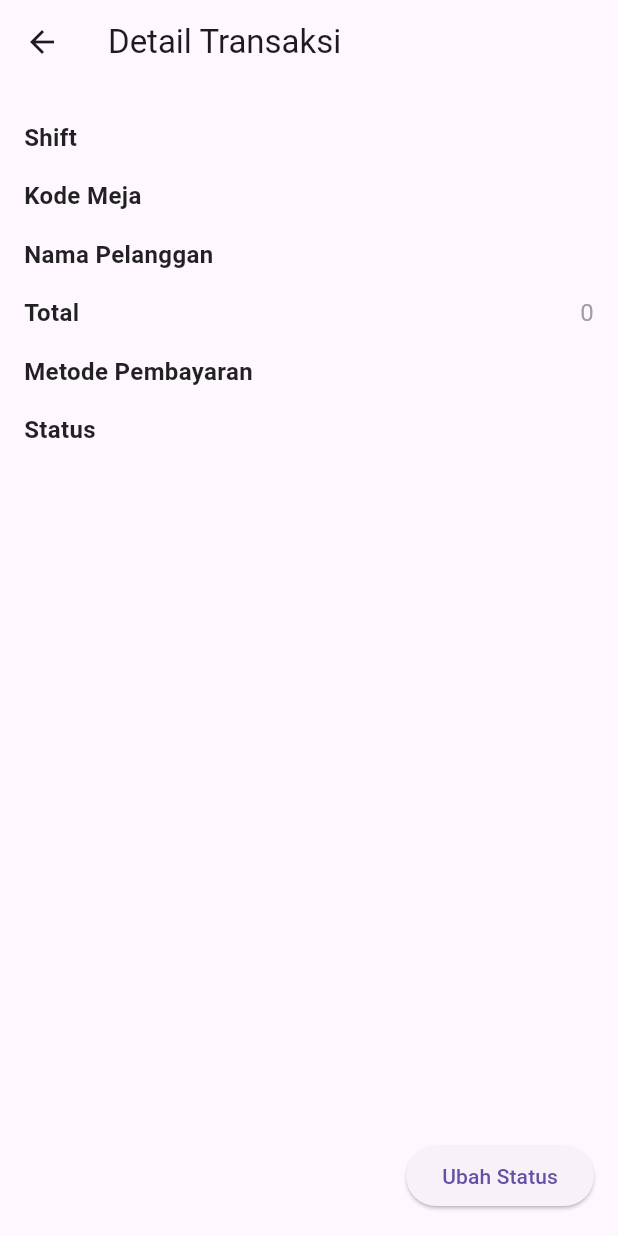
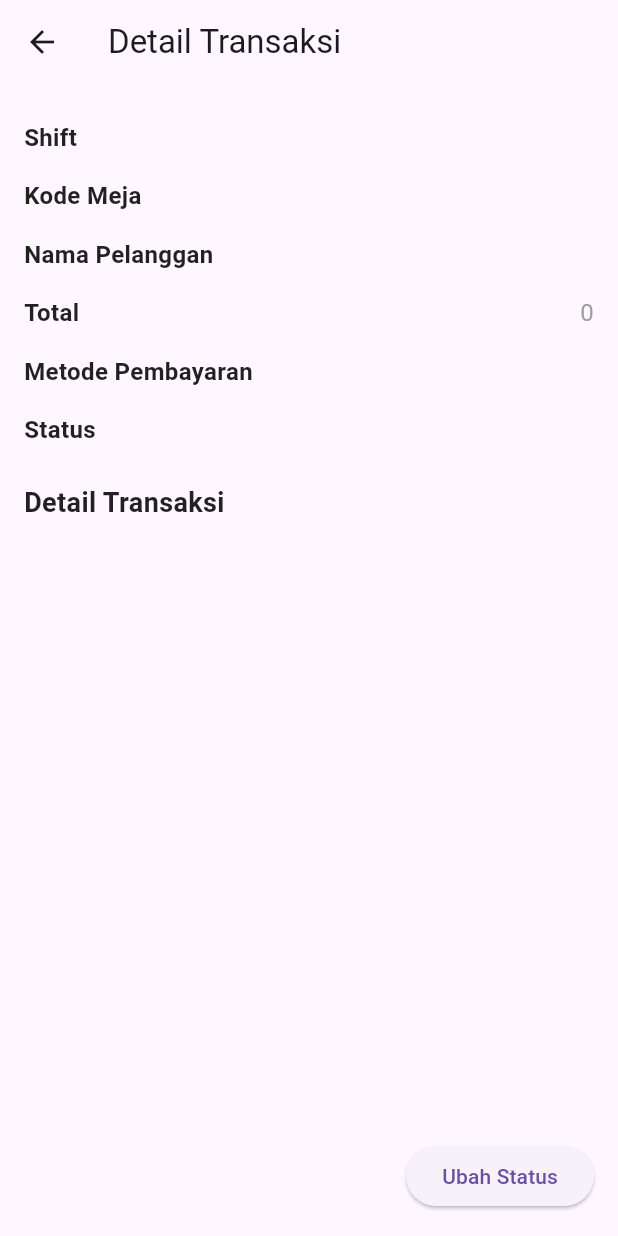
Before and after one commit to PinKevin/WII-FIX, a Flutter app: the TransactionDetailPage screen opened directly with empty values, on a phone screen of 412 x 824 dp. Run offline on Flutter 3.47's test engine with Material 3 defaults, Android fonts, the phone set to English and light mode, and no system bars; our stand-ins replace shared_preferences, supabase_flutter; accounts and stored records are empty.

Commit message:
Fix detail transaksi

```diff
--- a/lib/screens/order_detail.dart
+++ b/lib/screens/order_detail.dart
@@ -1,5 +1,6 @@
 import 'package:flutter/material.dart';
 import 'package:supabase_flutter/supabase_flutter.dart';
+import 'package:wii/main.dart';
 import 'package:wii/screens/orders.dart';
 
 class TransactionDetailPage extends StatefulWidget {
@@ -9,26 +10,47 @@ class TransactionDetailPage extends StatefulWidget {
   final bool shift2Selected;
 
   const TransactionDetailPage({
-    Key? key,
+    super.key,
     required this.transaction,
     required this.selectedDate,
     required this.shift1Selected,
     required this.shift2Selected,
-  }) : super(key: key);
+  });
 
   @override
+  // ignore: library_private_types_in_public_api
   _TransactionDetailPageState createState() => _TransactionDetailPageState();
 }
 
 class _TransactionDetailPageState extends State<TransactionDetailPage> {
   late String status;
+  late List<Map<String, dynamic>> detailTransactions;
 
   @override
   void initState() {
     super.initState();
     // Set the initial status from the transaction data
     status = widget.transaction['status'];
+    detailTransactions = [];
     // Fetch transaction details when the page is initialized
+    _getDetailTransactions(widget.transaction['idtransaksi']);
+  }
+
+  _getDetailTransactions(String idtransaksi) async {
+    final response = await supabase
+        .from('detail_transaksi')
+        .select('namamenu, jumlah')
+        .eq('idtransaksi', idtransaksi)
+        .eq('status', 1);
+
+    setState(() {
+      detailTransactions = response.map((item) {
+        return {
+          'namamenu': item['namamenu'] as String,
+          'jumlah': item['jumlah'].toString()
+        };
+      }).toList();
+    });
   }
 
   @override
@@ -50,6 +72,24 @@ class _TransactionDetailPageState extends State<TransactionDetailPage> {
             _buildDetailRow(
                 'Metode Pembayaran', widget.transaction['metodepembayaran']),
             _buildDetailRow('Status', status),
+            const SizedBox(height: 16),
+            const Text(
+              'Detail Transaksi',
+              style: TextStyle(
+                fontWeight: FontWeight.bold,
+                fontSize: 18,
+                color: Colors.black87,
+              ),
+            ),
+            if (detailTransactions.isNotEmpty)
+              Column(
+                children: detailTransactions
+                    .map((detail) => ListTile(
+                          title: Text(detail['namamenu']),
+                          subtitle: Text(detail['jumlah']),
+                        ))
+                    .toList(),
+              )
           ],
         ),
       ),
```
Also changed, not shown: lib/screens/orders.dart (+2 -19 lines).
